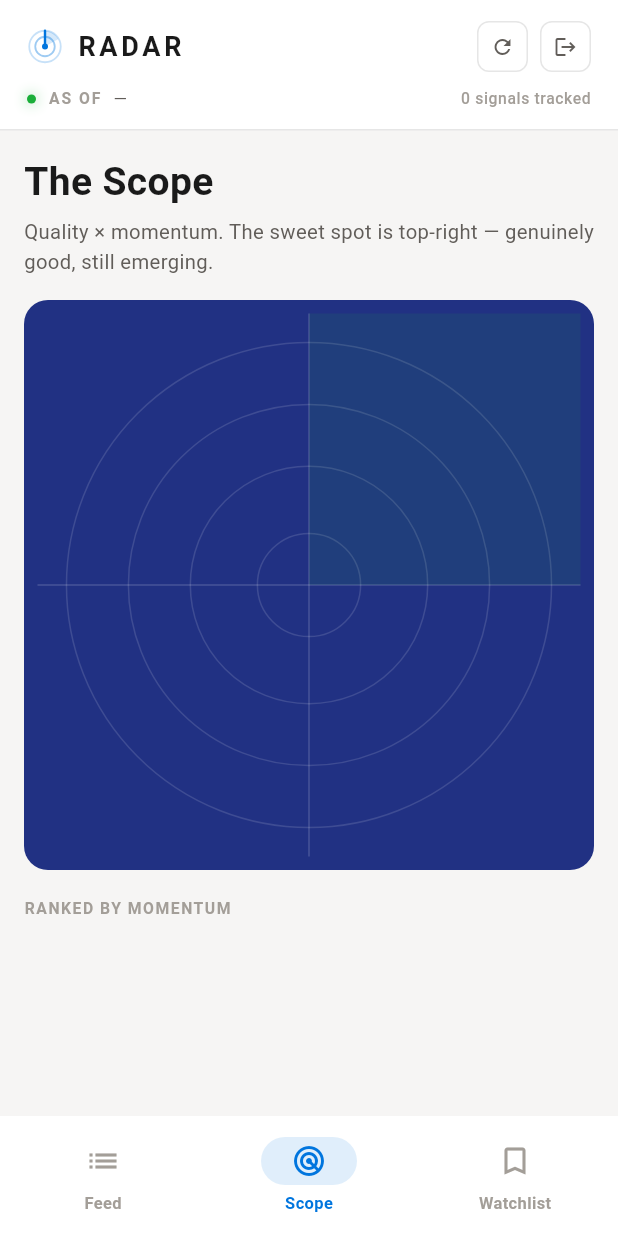
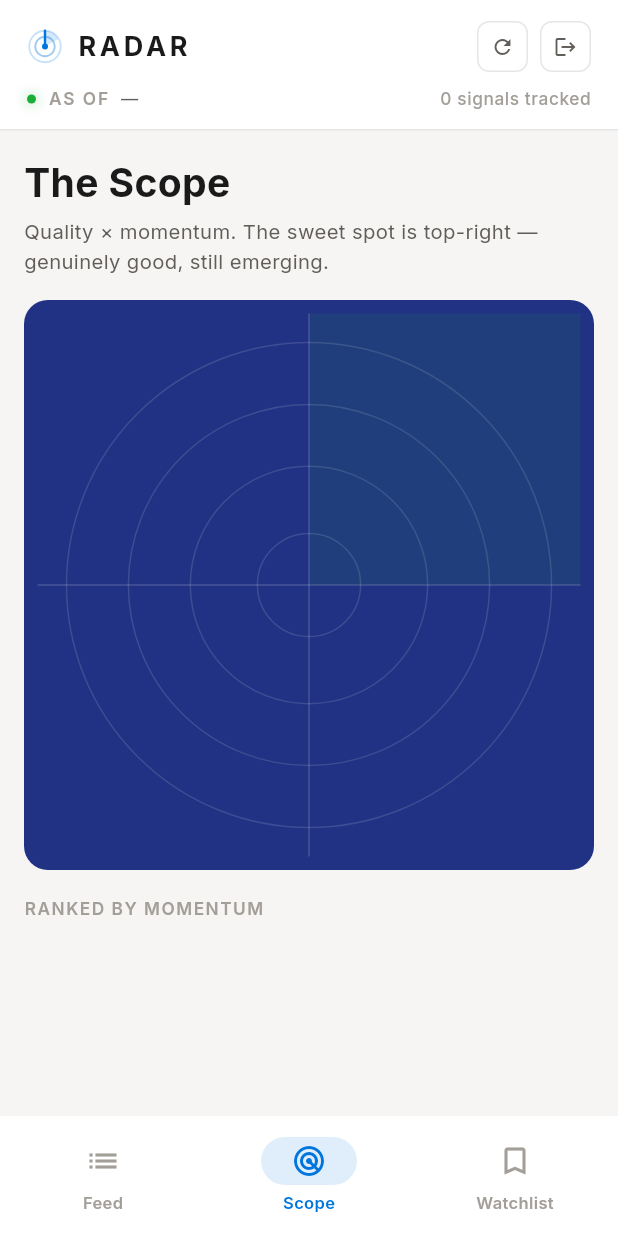
Before and after one commit to tholv7990/radar, a Flutter app: the screen it shows once a user with an empty profile is signed in, item 2 of the bottom bar chosen, on a phone screen of 412 x 824 dp. Run offline on Flutter 3.47's test engine with Material 3 defaults, Android fonts, the phone set to English and light mode, and no system bars; our stand-ins replace flutter_svg, google_fonts, supabase_flutter; accounts and stored records are empty; network calls fail.

Commit message:
style(app): readability contrast pass + Inter font

```diff
--- a/radar_app/lib/screens/feed_screen.dart
+++ b/radar_app/lib/screens/feed_screen.dart
@@ -64,7 +64,7 @@ class FeedScreen extends StatelessWidget {
               ? const Center(
                   child: Text(
                     'No signals match this filter.',
-                    style: TextStyle(fontSize: 13, letterSpacing: 0.2, color: kFaint),
+                    style: TextStyle(fontSize: 13, letterSpacing: 0.2, color: kMut),
                   ),
                 )
               : ListView.separated(
--- a/radar_app/lib/screens/home_scaffold.dart
+++ b/radar_app/lib/screens/home_scaffold.dart
@@ -269,7 +269,7 @@ class _Header extends StatelessWidget {
                 const Text(
                   'AS OF',
                   style: TextStyle(
-                    fontSize: 10.5,
+                    fontSize: 11.5,
                     letterSpacing: 1.3,
                     color: kFaint,
                     fontWeight: FontWeight.w600,
@@ -283,7 +283,7 @@ class _Header extends StatelessWidget {
                 const Spacer(),
                 Text(
                   '$count signals tracked',
-                  style: const TextStyle(fontSize: 10.5, letterSpacing: 0.4, color: kFaint, fontWeight: FontWeight.w500),
+                  style: const TextStyle(fontSize: 11.5, letterSpacing: 0.4, color: kFaint, fontWeight: FontWeight.w500),
                 ),
               ],
             ),
--- a/radar_app/lib/screens/scope_screen.dart
+++ b/radar_app/lib/screens/scope_screen.dart
@@ -28,7 +28,7 @@ class ScopeScreen extends StatelessWidget {
       ),
       const SizedBox(height: 18),
       const Text('RANKED BY MOMENTUM',
-          style: TextStyle(fontSize: 10.5, letterSpacing: 1, color: kFaint, fontWeight: FontWeight.w600)),
+          style: TextStyle(fontSize: 11.5, letterSpacing: 1, color: kFaint, fontWeight: FontWeight.w600)),
       const SizedBox(height: 8),
       ...ranked.asMap().entries.map((e) {
         final i = e.key;
@@ -42,7 +42,7 @@ class ScopeScreen extends StatelessWidget {
             decoration: const BoxDecoration(border: Border(bottom: BorderSide(color: kHair))),
             child: Row(children: [
               SizedBox(width: 22, child: Text((i + 1).toString().padLeft(2, '0'),
-                  style: const TextStyle(fontSize: 11, color: kFaint))),
+                  style: const TextStyle(fontSize: 12, color: kMut))),
               Container(width: 9, height: 9, margin: const EdgeInsets.only(right: 11),
                   decoration: BoxDecoration(color: color, shape: BoxShape.circle)),
               Expanded(
@@ -50,7 +50,7 @@ class ScopeScreen extends StatelessWidget {
                   Text(it.name, maxLines: 1, overflow: TextOverflow.ellipsis,
                       style: const TextStyle(fontSize: 13.5, fontWeight: FontWeight.w500, color: kInk)),
                   Text('Quality ${it.provisionalQuality} · Momentum ${momentumPos(it).round()}',
-                      style: const TextStyle(fontSize: 10.5, color: kFaint)),
+                      style: const TextStyle(fontSize: 12, color: kMut)),
                 ]),
               ),
               Container(
--- a/radar_app/lib/theme.dart
+++ b/radar_app/lib/theme.dart
@@ -1,4 +1,5 @@
 import 'package:flutter/material.dart';
+import 'package:google_fonts/google_fonts.dart';
 
 const kInk = Color(0xFF1A1A1A);
 const kInk2 = Color(0xFF31302E);
@@ -18,4 +19,8 @@ ThemeData buildRadarTheme() => ThemeData(
       scaffoldBackgroundColor: kCanvas,
       colorScheme: ColorScheme.fromSeed(seedColor: kAccent, surface: kSurf),
       useMaterial3: true,
+      fontFamily: GoogleFonts.inter().fontFamily,
+      textTheme: GoogleFonts.interTextTheme(
+        ThemeData(brightness: Brightness.light).textTheme,
+      ),
     );
--- a/radar_app/pubspec.yaml
+++ b/radar_app/pubspec.yaml
@@ -37,6 +37,8 @@ dependencies:
   supabase_flutter: ^2.15.3
   url_launcher: ^6.3.2
   intl: ^0.20.3
+  google_fonts: ^8.1.0
+  flutter_svg: ^2.3.0
 
 dev_dependencies:
   flutter_test:
```
Also changed, not shown: radar_app/lib/widgets/signal_row.dart (+17 -14 lines), radar_app/pubspec.lock.
